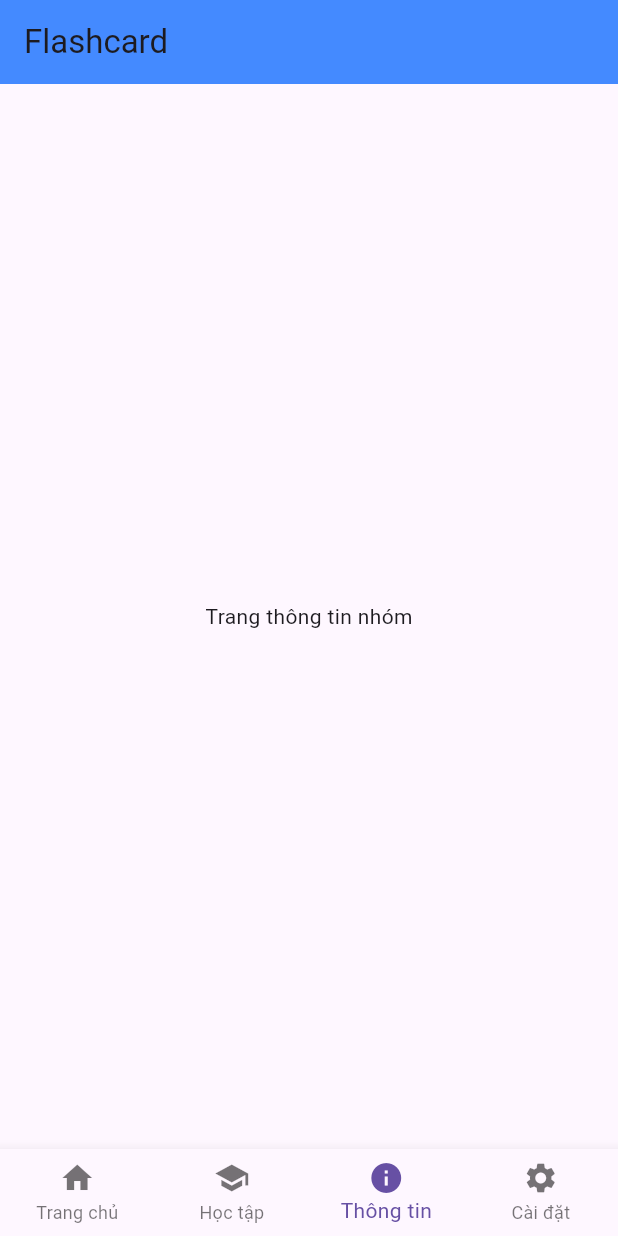
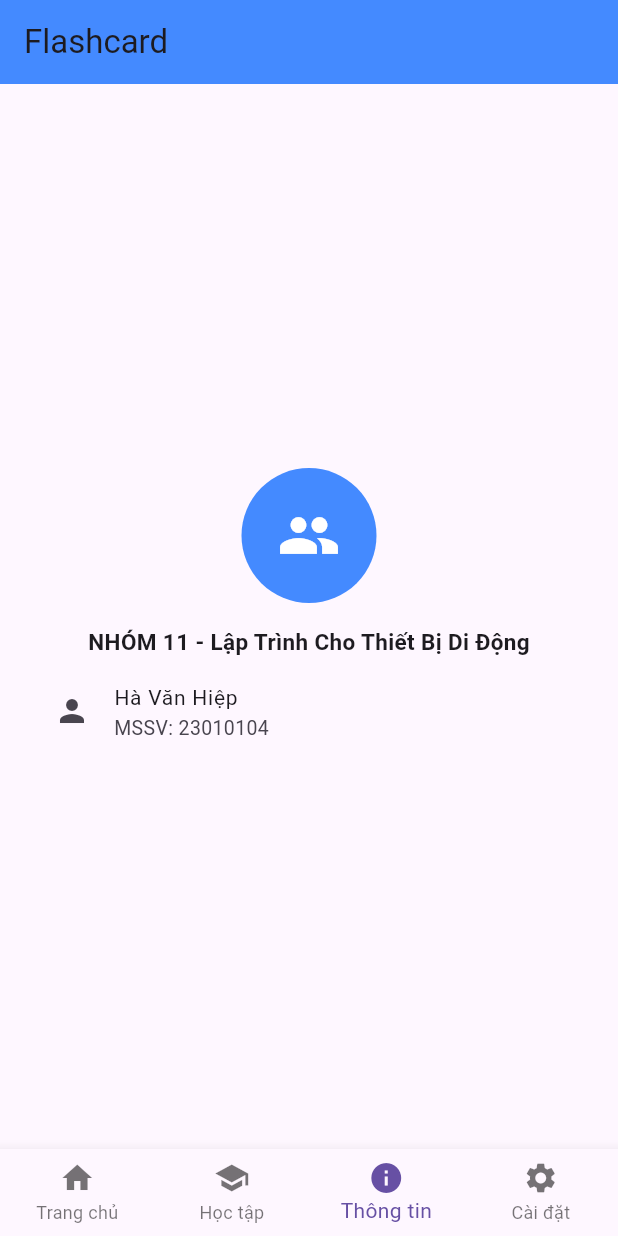
Before and after one commit to hahiep205/2025_2_LTTBDD_N02_Nhom_11, a Flutter app: the screen it shows after launch, item 3 of the bottom bar chosen, on a phone screen of 412 x 824 dp. Run offline on Flutter 3.47's test engine with Material 3 defaults, Android fonts, the phone set to English and light mode, and no system bars.

Commit message:
Update trang thông tin nhóm

```diff
--- a/lib/main.dart
+++ b/lib/main.dart
@@ -28,7 +28,42 @@ class _HomeState extends State<Home> {
         children: [
           const Center(child: Text('Trang chủ')),
           const Center(child: Text('Trang study')),
-          const Center(child: Text('Trang thông tin nhóm')),
+
+          // TRANG THÔNG TIN
+          Padding(
+            padding: const EdgeInsets.all(20.0),
+            child: Column(
+              mainAxisAlignment: MainAxisAlignment.center,
+              children: [
+                const CircleAvatar(
+                  radius: 45,
+                  backgroundColor: Colors.blueAccent,
+                  child: Icon(Icons.group, size: 42, color: Colors.white),
+                ),
+                const SizedBox(height: 15),
+                const Text(
+                  'NHÓM 11 - Lập Trình Cho Thiết Bị Di Động',
+                  style: TextStyle(
+                    fontSize: 15,
+                    fontWeight: FontWeight.bold,
+                  ),
+                ),
+
+                const ListTile(
+                  leading: const Icon(Icons.person, size: 24),
+                  title: const Text(
+                    'Hà Văn Hiệp',
+                    style: TextStyle(fontSize: 14),
+                  ),
+                  subtitle: const Text(
+                    'MSSV: 23010104',
+                    style: TextStyle(fontSize: 13),
+                  ),
+                ),
+              ],
+            ),
+          ),
+
           const Center(child: Text('Trang cài đặt')),
         ],
       ),
```
